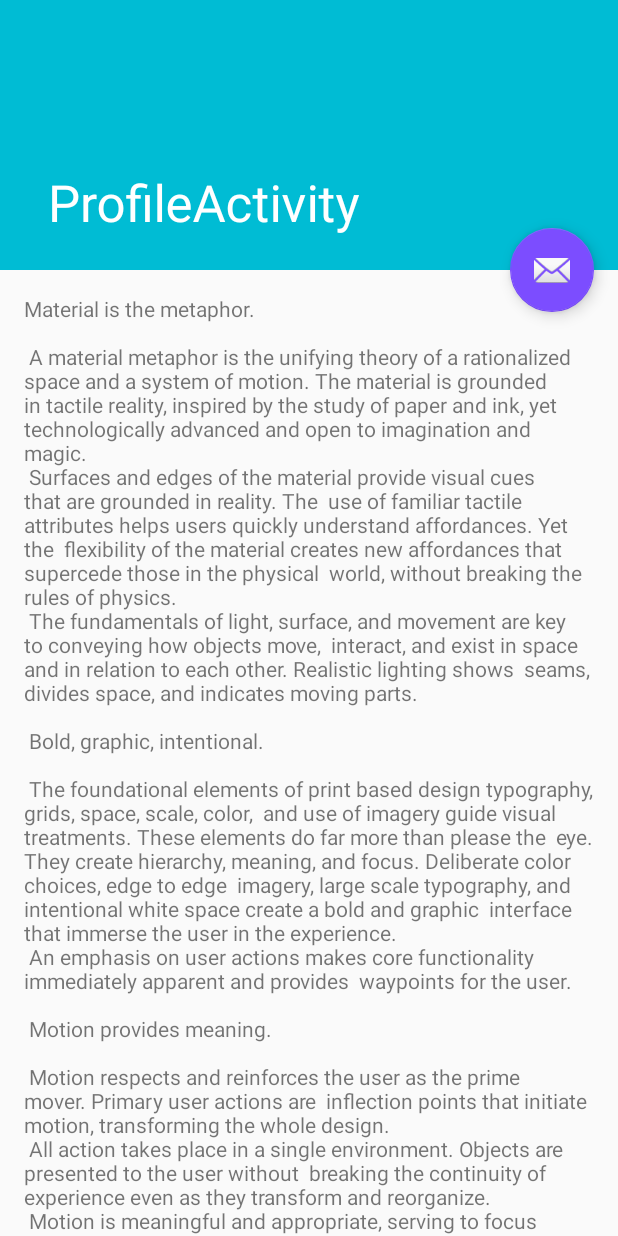
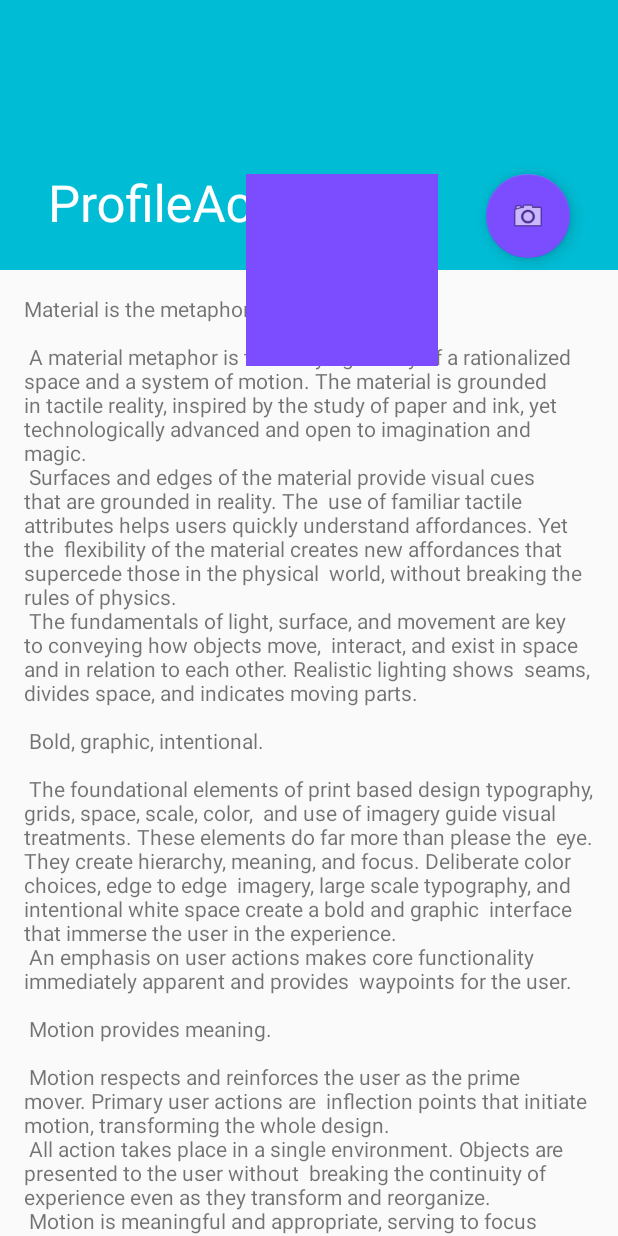
Before and after one commit to dijon-graffiti/graffiti-android, an Android app: the ProfileActivity screen opened directly, with no data from a screen before it, on a phone screen of 412 x 824 dp. Run offline under Robolectric (Android 15) with nearby library versions, the phone set to English and light mode, and no system bars.

Commit message:
pre merge setup

```diff
--- a/app/src/main/res/layout/activity_profile.xml
+++ b/app/src/main/res/layout/activity_profile.xml
@@ -24,9 +24,24 @@
 
     <include layout="@layout/content_profile" />
 
-    <android.support.design.widget.FloatingActionButton android:id="@+id/fab"
-        android:layout_width="wrap_content" android:layout_height="wrap_content"
-        android:layout_margin="@dimen/fab_margin" app:layout_anchor="@id/app_bar"
-        app:layout_anchorGravity="bottom|end" android:src="@android:drawable/ic_dialog_email" />
+    <LinearLayout  android:id="@+id/fab_layout"
+        android:layout_width="wrap_content"
+        android:layout_height="wrap_content"
+        android:orientation="horizontal"
+        android:layout_margin="@dimen/fab_margin"
+        app:layout_anchor="@id/app_bar"
+        app:layout_anchorGravity="bottom|end">
+        <ImageView
+            android:layout_width="128dp"
+            android:layout_height="128dp"
+            android:layout_margin="@dimen/fab_margin"
+            android:background="@color/graf_accent"
+            android:id="@+id/profile_picture"/>
+        <android.support.design.widget.FloatingActionButton android:id="@+id/fab"
+            android:layout_width="wrap_content" android:layout_height="wrap_content"
+            android:layout_margin="@dimen/fab_margin"
+             android:src="@android:drawable/ic_menu_camera" />
+
+    </LinearLayout>
 
 </android.support.design.widget.CoordinatorLayout>
--- a/app/src/main/res/layout/content_profile.xml
+++ b/app/src/main/res/layout/content_profile.xml
@@ -7,8 +7,15 @@
     tools:showIn="@layout/activity_profile" android:layout_width="match_parent"
     android:layout_height="match_parent"
     tools:context="com.dijon.graffiti.android.activities.ProfileActivity">
+    <LinearLayout
+        android:layout_width="wrap_content"
+        android:layout_height="wrap_content"
+        android:orientation="vertical">
 
-    <TextView android:layout_width="wrap_content" android:layout_height="wrap_content"
-        android:layout_margin="@dimen/text_margin" android:text="@string/large_text" />
+
+        <TextView android:layout_width="wrap_content" android:layout_height="wrap_content"
+            android:layout_margin="@dimen/text_margin" android:text="@string/large_text" />
+    </LinearLayout>
+
 
 </android.support.v4.widget.NestedScrollView>
```
